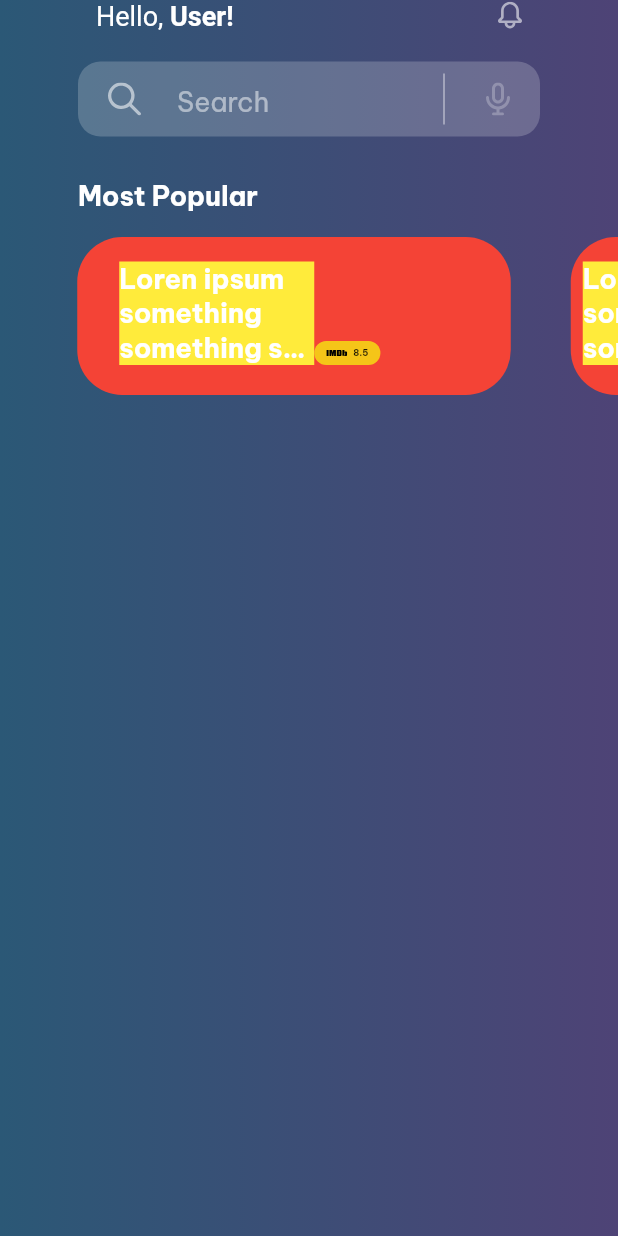
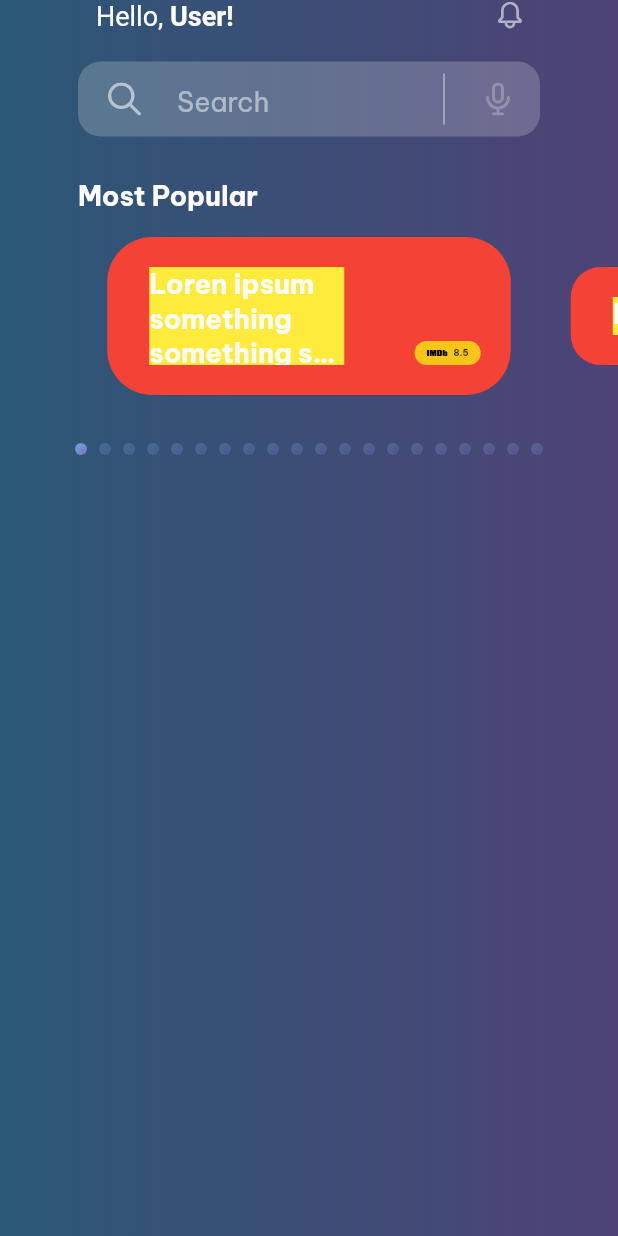
Before and after one commit to son-lt/bt_movie_app, a Flutter app: the screen it shows after launch, on a phone screen of 412 x 824 dp. Run offline on Flutter 3.47's test engine with Material 2 defaults, Android fonts, the phone set to English and light mode, and no system bars; our stand-ins replace flutter_svg, google_fonts.

Commit message:
Added animation and indicator for most popular pageview

```diff
--- a/lib/common/app_colors.dart
+++ b/lib/common/app_colors.dart
@@ -1,11 +1,17 @@
 import 'package:flutter/material.dart';
 
 class AppColors {
-
   static const List<Color> linearBackgroundColor = [
     Color(0xFF2B5876),
     Color(0xFF4E4376),
   ];
+
+  static List<Color> linearBackgroundIndicatorDot(double opacity) {
+    return [
+      const Color(0xFF64ABDB).withOpacity(opacity),
+      const Color(0xFF826EC8).withOpacity(opacity),
+    ];
+  }
 
   static Color primaryColor = Colors.white.withOpacity(0.75);
 
@@ -13,6 +19,5 @@ class AppColors {
 
   static Color tertiaryColor = Colors.white.withOpacity(0.2);
 
-  static Color imdbBadgeBackgroundColor = Color(0xFFF5C518);
-
+  static const Color imdbBadgeBackgroundColor = Color(0xFFF5C518);
 }
--- a/lib/main.dart
+++ b/lib/main.dart
@@ -12,6 +12,7 @@ class MyApp extends StatelessWidget {
   // This widget is the root of your application.
   @override
   Widget build(BuildContext context) {
+    WidgetsFlutterBinding.ensureInitialized();
     return MaterialApp(
       title: 'Movie App',
       theme: ThemeData(
--- a/lib/ui/pages/home_screen/widgets/most_popular_list.dart
+++ b/lib/ui/pages/home_screen/widgets/most_popular_list.dart
@@ -12,8 +12,9 @@ class MostPopularList extends StatefulWidget {
 }
 
 class _MostPopularListState extends State<MostPopularList> {
-  int listLength = AppConfigs.listLength;
+  int listLength = AppConfigs.listLength * 2;
   late PageController _pageController;
+  int currentPage = 0;
 
   @override
   void initState() {
@@ -23,39 +24,53 @@ class _MostPopularListState extends State<MostPopularList> {
 
   @override
   Widget build(BuildContext context) {
-    return Container(
-      padding: const EdgeInsets.symmetric(vertical: 16),
+    return Column(
+      mainAxisSize: MainAxisSize.min,
+      children: [
+        SizedBox(
           height: MediaQuery.of(context).size.height * 1 / 6,
+          width: MediaQuery.of(context).size.width,
           child: PageView.builder(
             controller: _pageController,
             pageSnapping: true,
             scrollDirection: Axis.horizontal,
             physics: const ClampingScrollPhysics(),
+            onPageChanged: (value) {
+              setState(() {
+                currentPage = value;
+              });
+            },
             itemBuilder: (BuildContext context, int index) {
-          return mostPopularItem(index);
+              bool isCenter = currentPage == index;
+              return mostPopularItem(isCenter);
             },
             itemCount: listLength,
           ),
+        ),
+        buildIndicator(),
+      ],
     );
   }
 
-  Widget mostPopularItem(int index) {
-    return Center(
+  Widget mostPopularItem(bool isCenter) {
+    return AnimatedContainer(
+      margin: EdgeInsets.symmetric(
+        horizontal: 20,
+        vertical: isCenter ? 16 : 36,
+      ),
+      decoration: BoxDecoration(
+        borderRadius: BorderRadius.circular(isCenter ? 30 : 20),
+        color: Colors.red,
+      ),
+      duration: const Duration(milliseconds: 500),
+      curve: Curves.easeInOutCubic,
       child: Stack(
         children: [
-          Container(
-            width: MediaQuery.of(context).size.width * 0.75,
-            margin: EdgeInsets.only(
-              left: index == 0 ? 0 : 20,
-              right: index == listLength ? 0 : 20,
-            ),
-            decoration: BoxDecoration(
-              borderRadius: BorderRadius.circular(30),
-              color: Colors.red,
-            ),
-          ),
           Positioned(
             bottom: 20,
+            left: 0,
+            right: 0,
+            top: 20,
             child: Padding(
               padding: const EdgeInsets.only(left: 28, right: 20),
               child: Row(
@@ -67,7 +82,7 @@ class _MostPopularListState extends State<MostPopularList> {
                     width: MediaQuery.of(context).size.width * 0.5 - 76,
                     child: Text(
                       'Loren ipsum something something something',
-                      style: TextStyle(
+                      style: const TextStyle(
                         fontWeight: FontWeight.w700,
                         fontSize: 18,
                         color: Colors.white,
@@ -100,7 +115,7 @@ class _MostPopularListState extends State<MostPopularList> {
           const SizedBox(width: 4),
           Text(
             rate,
-            style: TextStyle(
+            style: const TextStyle(
               fontWeight: FontWeight.w700,
               fontSize: 6,
             ),
@@ -109,4 +124,43 @@ class _MostPopularListState extends State<MostPopularList> {
       ),
     );
   }
+
+  Widget buildIndicator() {
+    return Padding(
+      padding: const EdgeInsets.symmetric(vertical: 16),
+      child: Row(
+        mainAxisSize: MainAxisSize.min,
+        mainAxisAlignment: MainAxisAlignment.center,
+        children: buildListDot(),
+      ),
+    );
   }
+
+  List<Widget> buildListDot() {
+    return List<Widget>.generate(
+      AppConfigs.listLength,
+      (index) {
+        return Container(
+          width: 8,
+          height: 8,
+          margin: const EdgeInsets.symmetric(horizontal: 4),
+          decoration: BoxDecoration(
+            shape: BoxShape.circle,
+            gradient: LinearGradient(
+              colors: AppColors.linearBackgroundIndicatorDot(
+                ((currentPage >= AppConfigs.listLength)
+                            ? currentPage - AppConfigs.listLength
+                            : currentPage) ==
+                        index
+                    ? 1
+                    : 0.3,
+              ),
+              begin: Alignment.topLeft,
+              end: Alignment.bottomRight,
+            ),
+          ),
+        );
+      },
+    );
+  }
+}
```
Lines whose indentation alone changed are shown as unchanged.
